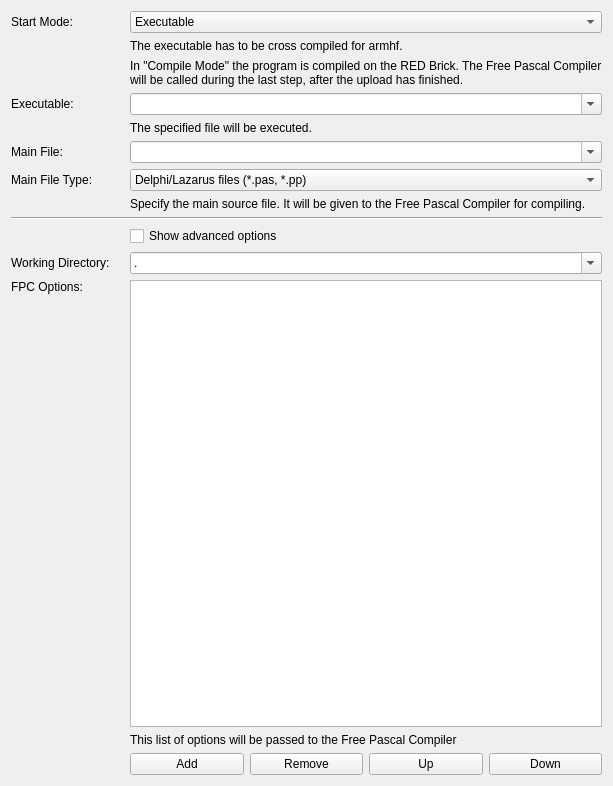
Old version of the form src/brickv/plugin_system/plugins/red/ui/program_page_delphi.ui in the repository Tinkerforge/brickv.
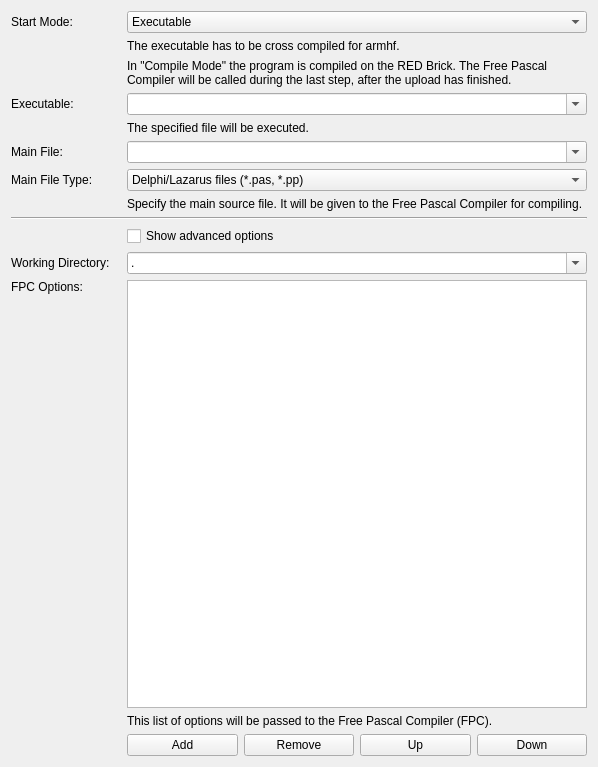
New version of the form. Custom widgets are drawn as their Qt base class.

Commit message: red-brick/npw: Fix tab order and list widget expansion on C and Delphi pages

Patch:
```diff
--- a/src/brickv/plugin_system/plugins/red/ui/program_page_delphi.ui
+++ b/src/brickv/plugin_system/plugins/red/ui/program_page_delphi.ui
@@ -6,8 +6,8 @@
    <rect>
     <x>0</x>
     <y>0</y>
-    <width>613</width>
-    <height>786</height>
+    <width>598</width>
+    <height>767</height>
    </rect>
   </property>
   <property name="windowTitle">
@@ -16,14 +16,14 @@
   <layout class="QVBoxLayout" name="verticalLayout">
    <item>
     <layout class="QGridLayout" name="gridLayout">
-     <item row="11" column="1" colspan="4">
+     <item row="9" column="1" colspan="4">
       <widget class="QCheckBox" name="check_show_advanced_options">
        <property name="text">
         <string>Show advanced options</string>
        </property>
       </widget>
      </item>
-     <item row="1" column="1" colspan="4">
+     <item row="0" column="1" colspan="4">
       <widget class="QComboBox" name="combo_start_mode">
        <item>
         <property name="text">
@@ -37,7 +37,7 @@
        </item>
       </widget>
      </item>
-     <item row="1" column="0">
+     <item row="0" column="0">
       <widget class="QLabel" name="label_3">
        <property name="text">
         <string>Start Mode:</string>
@@ -47,14 +47,14 @@
        </property>
       </widget>
      </item>
-     <item row="10" column="0" colspan="5">
+     <item row="8" column="0" colspan="5">
       <widget class="Line" name="line">
        <property name="orientation">
         <enum>Qt::Horizontal</enum>
        </property>
       </widget>
      </item>
-     <item row="6" column="1" colspan="4">
+     <item row="5" column="1" colspan="4">
       <widget class="QComboBox" name="combo_file">
        <property name="editable">
         <bool>true</bool>
@@ -64,14 +64,14 @@
        </property>
       </widget>
      </item>
-     <item row="12" column="0">
+     <item row="10" column="0">
       <widget class="QLabel" name="label_working_directory">
        <property name="text">
         <string>Working Directory:</string>
        </property>
       </widget>
      </item>
-     <item row="13" column="0">
+     <item row="11" column="0">
       <widget class="QLabel" name="label_options">
        <property name="text">
         <string>FPC Options:</string>
@@ -81,7 +81,7 @@
        </property>
       </widget>
      </item>
-     <item row="12" column="1" colspan="4">
+     <item row="10" column="1" colspan="4">
       <widget class="QComboBox" name="combo_working_directory">
        <property name="editable">
         <bool>true</bool>
@@ -96,48 +96,48 @@
        </item>
       </widget>
      </item>
-     <item row="13" column="1" colspan="4">
-      <widget class="QListWidget" name="list_options"/>
+     <item row="11" column="1" colspan="4">
+      <widget class="ExpandingListWidget" name="list_options"/>
      </item>
-     <item row="15" column="1">
+     <item row="13" column="1">
       <widget class="QPushButton" name="button_add_option">
        <property name="text">
         <string>Add</string>
        </property>
       </widget>
      </item>
-     <item row="15" column="2">
+     <item row="13" column="2">
       <widget class="QPushButton" name="button_remove_option">
        <property name="text">
         <string>Remove</string>
        </property>
       </widget>
      </item>
-     <item row="15" column="3">
+     <item row="13" column="3">
       <widget class="QPushButton" name="button_up_option">
        <property name="text">
         <string>Up</string>
        </property>
       </widget>
      </item>
-     <item row="15" column="4">
+     <item row="13" column="4">
       <widget class="QPushButton" name="button_down_option">
        <property name="text">
         <string>Down</string>
        </property>
       </widget>
      </item>
-     <item row="14" column="1" colspan="4">
+     <item row="12" column="1" colspan="4">
       <widget class="QLabel" name="label_options_help">
        <property name="text">
-        <string>This list of options will be passed to the Free Pascal Compiler</string>
+        <string>This list of options will be passed to the Free Pascal Compiler (FPC).</string>
        </property>
        <property name="wordWrap">
         <bool>true</bool>
        </property>
       </widget>
      </item>
-     <item row="2" column="1" colspan="4">
+     <item row="1" column="1" colspan="4">
       <widget class="QLabel" name="label_start_executable_help">
        <property name="text">
         <string>The executable has to be cross compiled for armhf.</string>
@@ -147,7 +147,7 @@
        </property>
       </widget>
      </item>
-     <item row="3" column="1" colspan="4">
+     <item row="2" column="1" colspan="4">
       <widget class="QLabel" name="label_start_compile_help">
        <property name="text">
         <string>In &quot;Compile Mode&quot; the program is compiled on the RED Brick. The Free Pascal Compiler will be called during the last step, after the upload has finished.</string>
@@ -157,7 +157,7 @@
        </property>
       </widget>
      </item>
-     <item row="9" column="1" colspan="4">
+     <item row="7" column="1" colspan="4">
       <widget class="QLabel" name="label_file_help">
        <property name="text">
         <string>&lt;html&gt;&lt;head/&gt;&lt;body&gt;&lt;p&gt;Specify the main source file. It will be given to the Free Pascal Compiler for compiling.&lt;/p&gt;&lt;/body&gt;&lt;/html&gt;</string>
@@ -168,27 +168,13 @@
       </widget>
      </item>
      <item row="6" column="0">
-      <layout class="QHBoxLayout" name="horizontalLayout">
-       <item>
-        <widget class="QLabel" name="label_file">
-         <property name="text">
-          <string>Main File:</string>
-         </property>
-         <property name="buddy">
-          <cstring>combo_file</cstring>
-         </property>
-        </widget>
-       </item>
-      </layout>
-     </item>
-     <item row="7" column="0">
       <widget class="QLabel" name="label_file_type">
        <property name="text">
         <string>Main File Type:</string>
        </property>
       </widget>
      </item>
-     <item row="7" column="1" colspan="4">
+     <item row="6" column="1" colspan="4">
       <widget class="QComboBox" name="combo_file_type">
        <property name="currentIndex">
         <number>1</number>
@@ -205,21 +191,21 @@
        </item>
       </widget>
      </item>
-     <item row="4" column="0">
+     <item row="3" column="0">
       <widget class="QLabel" name="label_executable">
        <property name="text">
         <string>Executable:</string>
        </property>
       </widget>
      </item>
-     <item row="4" column="1" colspan="4">
+     <item row="3" column="1" colspan="4">
       <widget class="QComboBox" name="combo_executable">
        <property name="editable">
         <bool>true</bool>
        </property>
       </widget>
      </item>
-     <item row="5" column="1" colspan="4">
+     <item row="4" column="1" colspan="4">
       <widget class="QLabel" name="label_executable_help">
        <property name="text">
         <string>The specified file will be executed.</string>
@@ -229,10 +215,27 @@
        </property>
       </widget>
      </item>
+     <item row="5" column="0">
+      <widget class="QLabel" name="label_file">
+       <property name="text">
+        <string>Main File:</string>
+       </property>
+       <property name="buddy">
+        <cstring>combo_file</cstring>
+       </property>
+      </widget>
+     </item>
     </layout>
    </item>
   </layout>
  </widget>
+ <customwidgets>
+  <customwidget>
+   <class>ExpandingListWidget</class>
+   <extends>QListWidget</extends>
+   <header location="global">brickv.plugin_system.plugins.red.program_wizard_utils</header>
+  </customwidget>
+ </customwidgets>
  <tabstops>
   <tabstop>combo_start_mode</tabstop>
   <tabstop>combo_file</tabstop>
```
Left out of the diff: 14 changed lines with no effect on the pictures. The commit also changes 3 other files.
